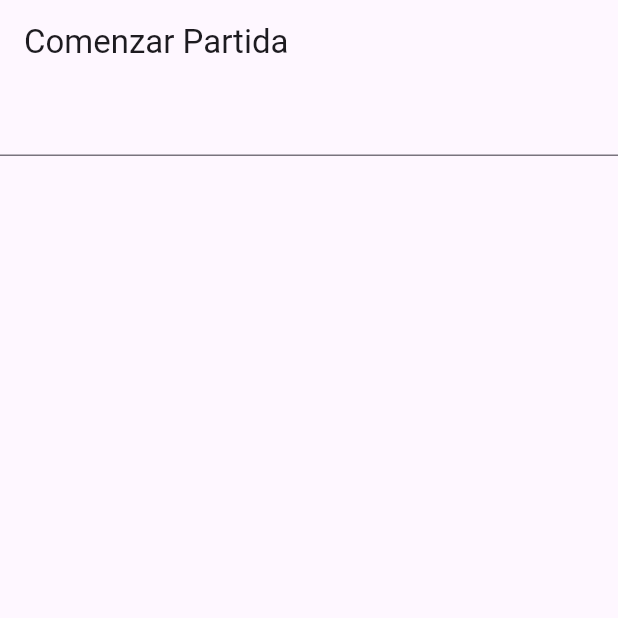
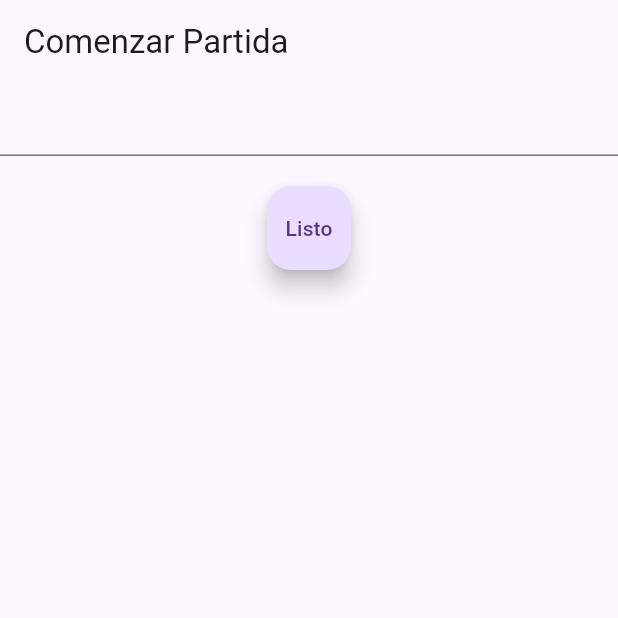
Before and after one commit to vogelFritz/tutti_frutti, a Flutter app: the GameStartScreen screen opened by its route, on a phone screen of 412 x 824 dp, the top half of it. Run offline on Flutter 3.47's test engine with Material 3 defaults, Android fonts, the light colour scheme and no system bars; our stand-ins replace go_router.

Commit message:
game_screen añadido

```diff
--- a/lib/config/router/app_router.dart
+++ b/lib/config/router/app_router.dart
@@ -9,5 +9,9 @@ final appRouter = GoRouter(initialLocation: '/', routes: [
   GoRoute(
       name: GameStartScreen.name,
       path: '/game_start',
-      builder: (context, state) => const GameStartScreen())
+      builder: (context, state) => const GameStartScreen()),
+  GoRoute(
+      name: GameScreen.name,
+      path: '/game',
+      builder: (context, state) => const GameScreen())
 ]);
--- a/lib/presentation/screens.dart
+++ b/lib/presentation/screens.dart
@@ -1,3 +1,5 @@
+export 'package:tutti_frutti/presentation/screens/game/game_screen.dart';
+
 export 'package:tutti_frutti/presentation/screens/gameStart/game_start_screen.dart';
 
 export 'package:tutti_frutti/presentation/screens/home/home_screen.dart';
--- a/lib/presentation/screens/gameStart/game_start_screen.dart
+++ b/lib/presentation/screens/gameStart/game_start_screen.dart
@@ -1,4 +1,6 @@
 import 'package:flutter/material.dart';
+import 'package:go_router/go_router.dart';
+import 'package:tutti_frutti/presentation/screens.dart';
 
 class GameStartScreen extends StatefulWidget {
   static const String name = 'game_start';
@@ -28,8 +30,15 @@ class _GameStartScreenState extends State<GameStartScreen> {
                   agregarColumna(value);
                 },
               ),
+              const SizedBox(height: 20),
+              FloatingActionButton(
+                  onPressed: () {
+                    context.pushNamed(GameScreen.name);
+                  },
+                  child: const Text('Listo')),
               ...columnas.map((col) => ListTile(
-                  leading: Icon(Icons.data_array_sharp), title: Text(col)))
+                  leading: const Icon(Icons.data_array_sharp),
+                  title: Text(col)))
             ],
           ),
         ));
```
Also changed, not shown: lib/presentation/screens/game/game_screen.dart (added, +21 -0 lines).
